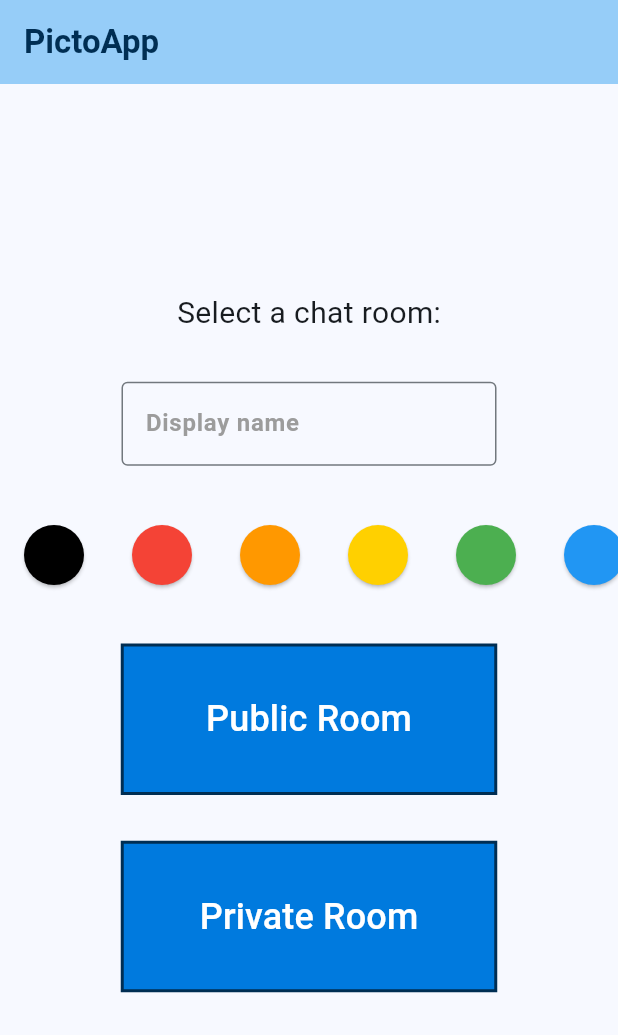
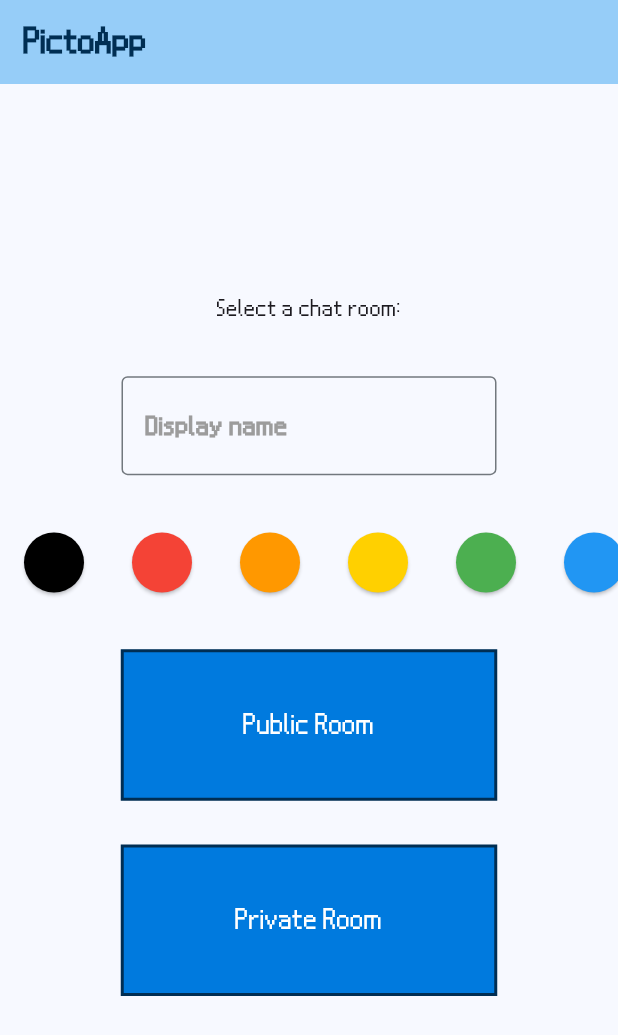
Before and after one commit to tuck3rb/PictoApp, a Flutter app: the screen it shows after launch, on a phone screen of 412 x 824 dp. Shown: the top 1035 px of the screen. Run offline on Flutter 3.47's test engine with Material 3 defaults, Android fonts, the phone set to English and light mode, and no system bars; our stand-ins replace cloud_firestore, firebase_auth, firebase_core, go_router; missing offline and left inert: firebase_ui_auth, flutter_signature_pad; accounts and stored records are empty; statements that could not run were skipped.

Commit message:
Added Pictochat Font

```diff
--- a/pictoapp/lib/main.dart
+++ b/pictoapp/lib/main.dart
@@ -113,7 +113,11 @@ class App extends StatelessWidget {
   Widget build(BuildContext context) {
     return MaterialApp.router(
       title: 'PictoApp',
-      theme: ThemeData(
+      theme: ThemeData(textTheme: Theme.of(context).textTheme.apply(
+        fontSizeFactor: 1.3,
+        fontSizeDelta: 2.0,
+        fontFamily: 'Pictochat',
+      ),
         buttonTheme: Theme.of(context).buttonTheme.copyWith(
               highlightColor: Colors.blue,
             ),
```
Also changed, not shown: pictoapp/pubspec.yaml (+10 -2 lines), pictoapp/fonts/pictochat.ttf (added), pictoapp/pubspec.lock.
